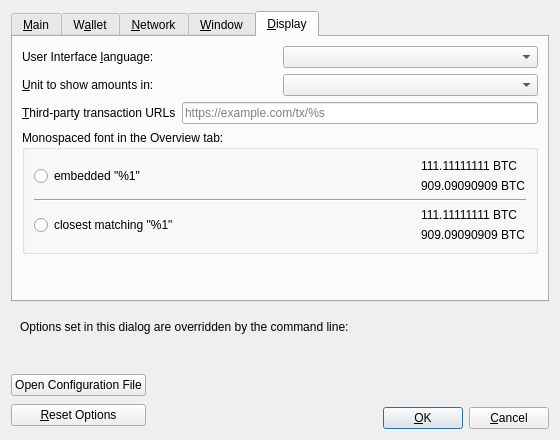
Above: src/qt/forms/optionsdialog.ui from j-c-b-s-t-w-s-k/coral before the change. Below: the same form after it.
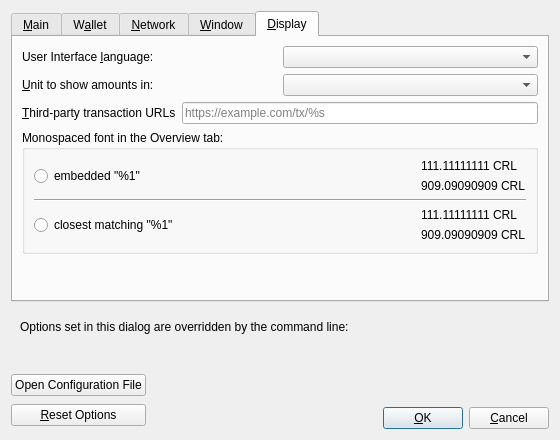
That is the form after the change. The open tabs and pages were chosen to show the change. Custom widgets are drawn as their Qt base class.

```diff
--- a/src/qt/forms/optionsdialog.ui
+++ b/src/qt/forms/optionsdialog.ui
@@ -804,14 +804,14 @@
               <item>
                <widget class="QLabel" name="embeddedFont_label_1">
                 <property name="text">
-                 <string notr="true">111.11111111 BTC</string>
+                 <string notr="true">111.11111111 CRL</string>
                 </property>
                </widget>
               </item>
               <item>
                <widget class="QLabel" name="embeddedFont_label_9">
                 <property name="text">
-                 <string notr="true">909.09090909 BTC</string>
+                 <string notr="true">909.09090909 CRL</string>
                 </property>
                </widget>
               </item>
@@ -853,14 +853,14 @@
               <item>
                <widget class="QLabel" name="systemFont_label_1">
                 <property name="text">
-                 <string notr="true">111.11111111 BTC</string>
+                 <string notr="true">111.11111111 CRL</string>
                 </property>
                </widget>
               </item>
               <item>
                <widget class="QLabel" name="systemFont_label_9">
                 <property name="text">
-                 <string notr="true">909.09090909 BTC</string>
+                 <string notr="true">909.09090909 CRL</string>
                 </property>
                </widget>
               </item>
```
Left out of the diff: 10 changed lines with no effect on the pictures.
